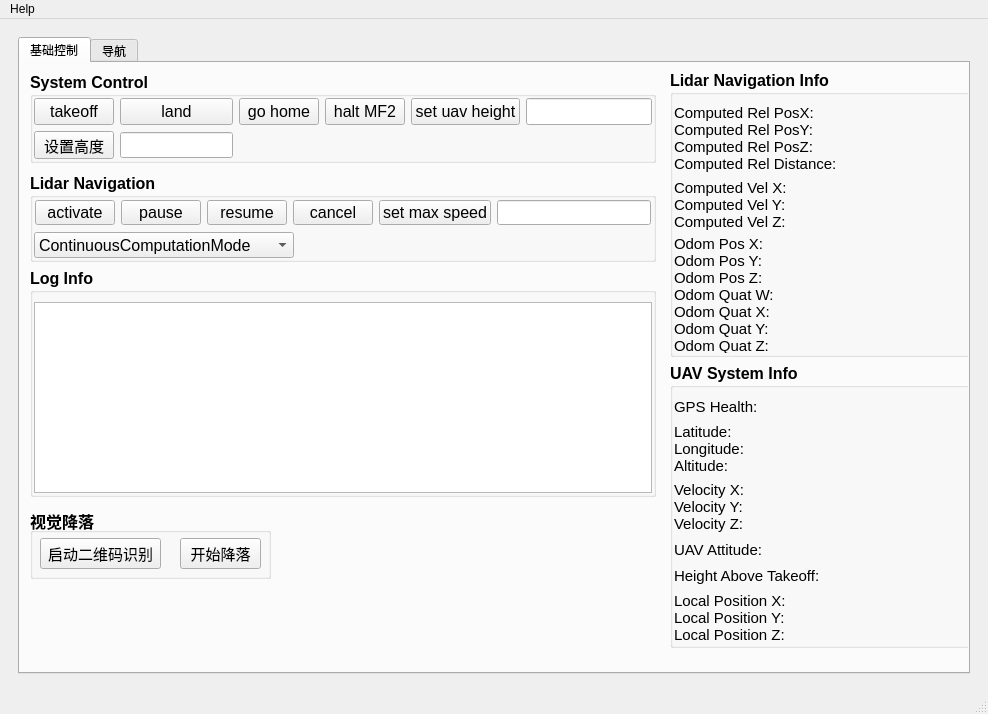
Qt form ground_station_ui/src/ui/mainwindow.ui (aidencao/uav_groundstation) before a commit.
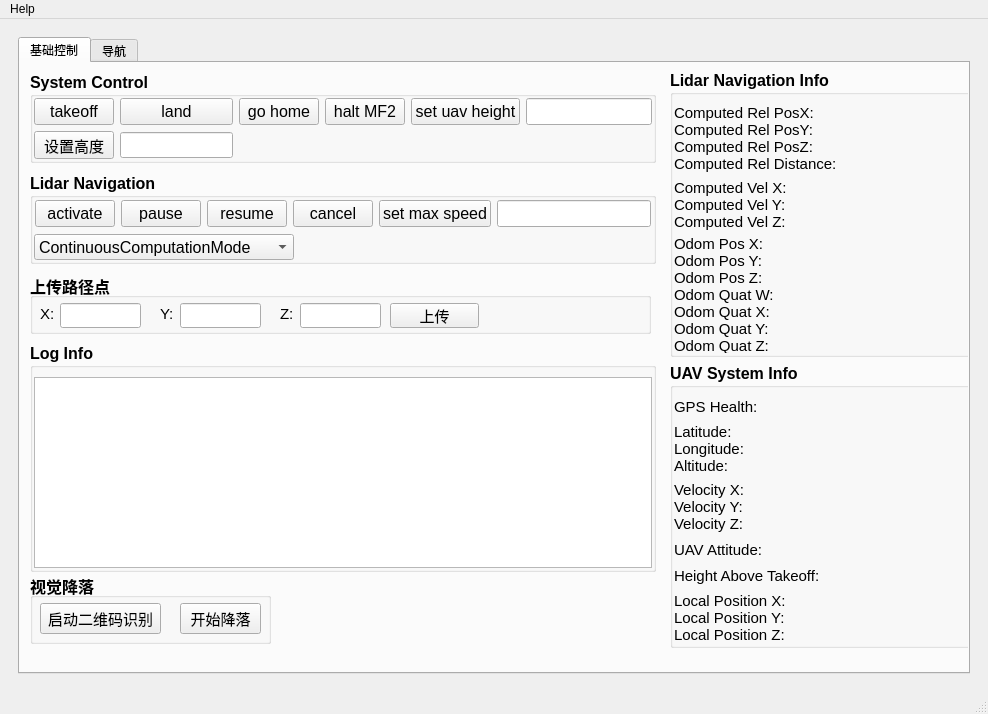
The same form after that commit. The open tabs and pages were chosen to show the change.

Commit message: 完成上传目标点功能

What changed in the file:
```diff
--- a/ground_station_ui/src/ui/mainwindow.ui
+++ b/ground_station_ui/src/ui/mainwindow.ui
@@ -191,7 +191,7 @@
            <property name="geometry">
             <rect>
              <x>10</x>
-             <y>205</y>
+             <y>280</y>
              <width>626</width>
              <height>229</height>
             </rect>
@@ -247,7 +247,7 @@
              <x>10</x>
              <y>110</y>
              <width>626</width>
-             <height>89</height>
+             <height>91</height>
             </rect>
            </property>
            <property name="maximumSize">
@@ -279,6 +279,37 @@
             <property name="bottomMargin">
              <number>1</number>
             </property>
+            <item row="1" column="0">
+             <widget class="QComboBox" name="comboBox">
+              <property name="maximumSize">
+               <size>
+                <width>260</width>
+                <height>26</height>
+               </size>
+              </property>
+              <property name="font">
+               <font>
+                <weight>50</weight>
+                <bold>false</bold>
+               </font>
+              </property>
+              <item>
+               <property name="text">
+                <string>ContinuousComputationMode</string>
+               </property>
+              </item>
+              <item>
+               <property name="text">
+                <string>FixedVelocityMode</string>
+               </property>
+              </item>
+              <item>
+               <property name="text">
+                <string>FlightOneSecondMode</string>
+               </property>
+              </item>
+             </widget>
+            </item>
             <item row="0" column="0">
              <widget class="QWidget" name="widget_3" native="true">
               <property name="font">
@@ -427,37 +458,6 @@
               </layout>
              </widget>
             </item>
-            <item row="1" column="0">
-             <widget class="QComboBox" name="comboBox">
-              <property name="maximumSize">
-               <size>
-                <width>260</width>
-                <height>26</height>
-               </size>
-              </property>
-              <property name="font">
-               <font>
-                <weight>50</weight>
-                <bold>false</bold>
-               </font>
-              </property>
-              <item>
-               <property name="text">
-                <string>ContinuousComputationMode</string>
-               </property>
-              </item>
-              <item>
-               <property name="text">
-                <string>FixedVelocityMode</string>
-               </property>
-              </item>
-              <item>
-               <property name="text">
-                <string>FlightOneSecondMode</string>
-               </property>
-              </item>
-             </widget>
-            </item>
            </layout>
           </widget>
           <widget class="QGroupBox" name="groupBox_5">
@@ -709,7 +709,7 @@
            <property name="geometry">
             <rect>
              <x>10</x>
-             <y>445</y>
+             <y>510</y>
              <width>241</width>
              <height>71</height>
             </rect>
@@ -792,6 +792,180 @@
             </property>
            </widget>
           </widget>
+          <widget class="QGroupBox" name="groupBox_11">
+           <property name="geometry">
+            <rect>
+             <x>10</x>
+             <y>210</y>
+             <width>621</width>
+             <height>61</height>
+            </rect>
+           </property>
+           <property name="font">
+            <font>
+             <pointsize>12</pointsize>
+             <weight>75</weight>
+             <bold>true</bold>
+            </font>
+           </property>
+           <property name="title">
+            <string>上传路径点</string>
+           </property>
+           <widget class="QLabel" name="label_5">
+            <property name="geometry">
+             <rect>
+              <x>10</x>
+              <y>30</y>
+              <width>21</width>
+              <height>21</height>
+             </rect>
+            </property>
+            <property name="font">
+             <font>
+              <pointsize>11</pointsize>
+              <weight>50</weight>
+              <bold>false</bold>
+             </font>
+            </property>
+            <property name="text">
+             <string>X:</string>
+            </property>
+           </widget>
+           <widget class="QLineEdit" name="point_x">
+            <property name="geometry">
+             <rect>
+              <x>30</x>
+              <y>30</y>
+              <width>81</width>
+              <height>25</height>
+             </rect>
+            </property>
+            <property name="font">
+             <font>
+              <pointsize>11</pointsize>
+              <weight>50</weight>
+              <bold>false</bold>
+             </font>
+            </property>
+           </widget>
+           <widget class="QLineEdit" name="point_y">
+            <property name="geometry">
+             <rect>
+              <x>150</x>
+              <y>30</y>
+              <width>81</width>
+              <height>25</height>
+             </rect>
+            </property>
+            <property name="font">
+             <font>
+              <pointsize>11</pointsize>
+              <weight>50</weight>
+              <bold>false</bold>
+             </font>
+            </property>
+           </widget>
+           <widget class="QLabel" name="label_7">
+            <property name="geometry">
+             <rect>
+              <x>130</x>
+              <y>30</y>
+              <width>21</width>
+              <height>21</height>
+             </rect>
+            </property>
+            <property name="font">
+             <font>
+              <pointsize>11</pointsize>
+              <weight>50</weight>
+              <bold>false</bold>
+             </font>
+            </property>
+            <property name="text">
+             <string>Y:</string>
+            </property>
+           </widget>
+           <widget class="QLineEdit" name="point_z">
+            <property name="geometry">
+             <rect>
+              <x>270</x>
+              <y>30</y>
+              <width>81</width>
+              <height>25</height>
+             </rect>
+            </property>
+            <property name="font">
+             <font>
+              <pointsize>11</pointsize>
+              <weight>50</weight>
+              <bold>false</bold>
+             </font>
+            </property>
+           </widget>
+           <widget class="QLabel" name="label_8">
+            <property name="geometry">
+             <rect>
+              <x>250</x>
+              <y>30</y>
+              <width>21</width>
+              <height>21</height>
+             </rect>
+            </property>
+            <property name="font">
+             <font>
+              <pointsize>11</pointsize>
+              <weight>50</weight>
+              <bold>false</bold>
+             </font>
+            </property>
+            <property name="text">
+             <string>Z:</string>
+            </property>
+           </widget>
+           <widget class="QPushButton" name="set_point">
+            <property name="geometry">
+             <rect>
+              <x>360</x>
+              <y>30</y>
+              <width>89</width>
+              <height>25</height>
+             </rect>
+            </property>
+            <property name="font">
+             <font>
+              <pointsize>11</pointsize>
+              <weight>50</weight>
+              <bold>false</bold>
+             </font>
+            </property>
+            <property name="text">
+             <string>上传</string>
+            </property>
+           </widget>
+           <widget class="QLabel" name="setPoint_warn">
+            <property name="geometry">
+             <rect>
+              <x>460</x>
+              <y>30</y>
+              <width>151</width>
+              <height>21</height>
+             </rect>
+            </property>
+            <property name="font">
+             <font>
+              <pointsize>11</pointsize>
+              <weight>50</weight>
+              <bold>false</bold>
+             </font>
+            </property>
+            <property name="text">
+             <string/>
+            </property>
+            <property name="textFormat">
+             <enum>Qt::AutoText</enum>
+            </property>
+           </widget>
+          </widget>
          </widget>
          <widget class="QWidget" name="load_map">
           <attribute name="title">
```
Left out of the diff: 2 changed lines with no effect on the pictures. The commit also changes 4 other files.
